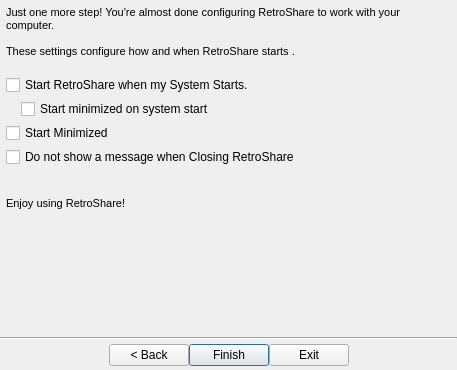
Above: retroshare-gui/src/gui/QuickStartWizard.ui from RetroShare/RetroShare before the change. Below: the same form after it.
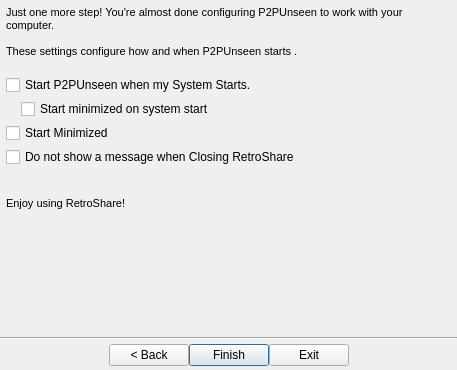
That is the form after the change. The open tabs and pages were chosen to show the change. Icons and pictures are not drawn. Custom widgets are drawn as their Qt base class.

Commit message: update unseen logo size 16

```diff
--- a/retroshare-gui/src/gui/QuickStartWizard.ui
+++ b/retroshare-gui/src/gui/QuickStartWizard.ui
@@ -907,11 +907,11 @@
              <string>&lt;!DOCTYPE HTML PUBLIC &quot;-//W3C//DTD HTML 4.0//EN&quot; &quot;http://www.w3.org/TR/REC-html40/strict.dtd&quot;&gt;
 &lt;html&gt;&lt;head&gt;&lt;meta name=&quot;qrichtext&quot; content=&quot;1&quot; /&gt;&lt;style type=&quot;text/css&quot;&gt;
 p, li { white-space: pre-wrap; }
-&lt;/style&gt;&lt;/head&gt;&lt;body style=&quot; font-family:'MS Shell Dlg 2'; font-size:8.25pt; font-weight:400; font-style:normal;&quot;&gt;
-&lt;p style=&quot; margin-top:0px; margin-bottom:0px; margin-left:0px; margin-right:0px; -qt-block-indent:0; text-indent:0px;&quot;&gt;&lt;span style=&quot; font-size:8pt;&quot;&gt;Just one more step! You're almost done configuring RetroShare to work with your computer.&lt;/span&gt;&lt;/p&gt;
-&lt;p style=&quot;-qt-paragraph-type:empty; margin-top:0px; margin-bottom:0px; margin-left:0px; margin-right:0px; -qt-block-indent:0; text-indent:0px; font-size:8pt;&quot;&gt;&lt;/p&gt;
-&lt;p style=&quot; margin-top:0px; margin-bottom:0px; margin-left:0px; margin-right:0px; -qt-block-indent:0; text-indent:0px;&quot;&gt;&lt;span style=&quot; font-size:8pt;&quot;&gt;These settings configure how and when RetroShare starts .&lt;/span&gt;&lt;/p&gt;
-&lt;p style=&quot;-qt-paragraph-type:empty; margin-top:0px; margin-bottom:0px; margin-left:0px; margin-right:0px; -qt-block-indent:0; text-indent:0px; font-size:8pt;&quot;&gt;&lt;/p&gt;&lt;/body&gt;&lt;/html&gt;</string>
+&lt;/style&gt;&lt;/head&gt;&lt;body style=&quot; font-family:'Ubuntu'; font-size:11pt; font-weight:400; font-style:normal;&quot;&gt;
+&lt;p style=&quot; margin-top:0px; margin-bottom:0px; margin-left:0px; margin-right:0px; -qt-block-indent:0; text-indent:0px;&quot;&gt;&lt;span style=&quot; font-family:'MS Shell Dlg 2'; font-size:8pt;&quot;&gt;Just one more step! You're almost done configuring P2PUnseen to work with your computer.&lt;/span&gt;&lt;/p&gt;
+&lt;p style=&quot;-qt-paragraph-type:empty; margin-top:0px; margin-bottom:0px; margin-left:0px; margin-right:0px; -qt-block-indent:0; text-indent:0px; font-family:'MS Shell Dlg 2'; font-size:8pt;&quot;&gt;&lt;br /&gt;&lt;/p&gt;
+&lt;p style=&quot; margin-top:0px; margin-bottom:0px; margin-left:0px; margin-right:0px; -qt-block-indent:0; text-indent:0px;&quot;&gt;&lt;span style=&quot; font-family:'MS Shell Dlg 2'; font-size:8pt;&quot;&gt;These settings configure how and when P2PUnseen starts .&lt;/span&gt;&lt;/p&gt;
+&lt;p style=&quot;-qt-paragraph-type:empty; margin-top:0px; margin-bottom:0px; margin-left:0px; margin-right:0px; -qt-block-indent:0; text-indent:0px; font-family:'MS Shell Dlg 2'; font-size:8pt;&quot;&gt;&lt;br /&gt;&lt;/p&gt;&lt;/body&gt;&lt;/html&gt;</string>
             </property>
             <property name="alignment">
              <set>Qt::AlignLeading|Qt::AlignLeft|Qt::AlignTop</set>
@@ -940,7 +940,7 @@
             <item row="0" column="0">
              <widget class="QCheckBox" name="checkBoxRunRetroshareAtSystemStartup">
               <property name="text">
-               <string>Start RetroShare when my System Starts.</string>
+               <string>Start P2PUnseen when my System Starts.</string>
               </property>
              </widget>
             </item>
```
Left out of the diff: 10 changed lines with no effect on the pictures. The commit also changes 17 other files.
